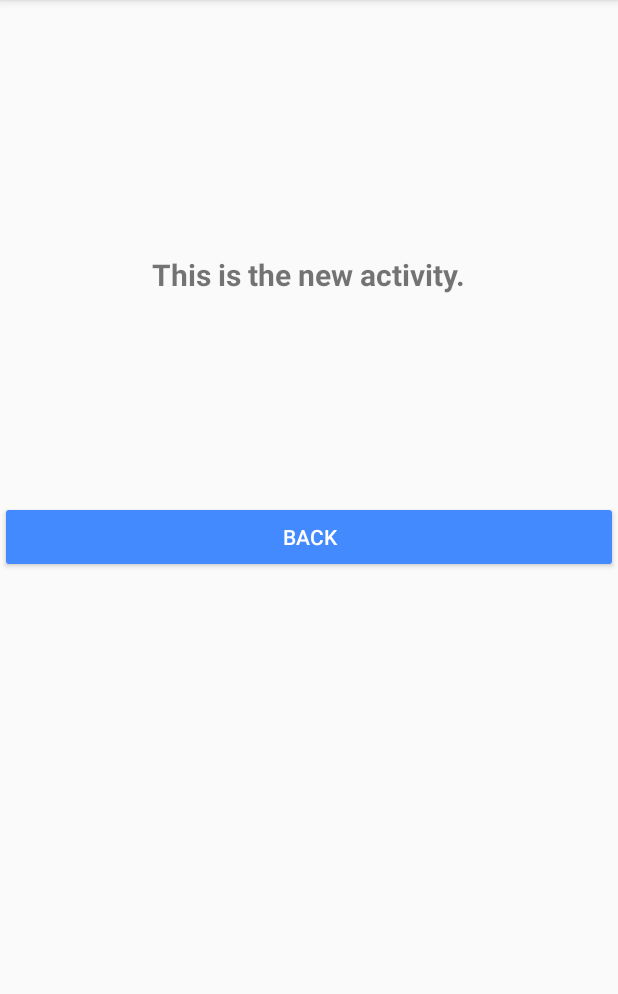
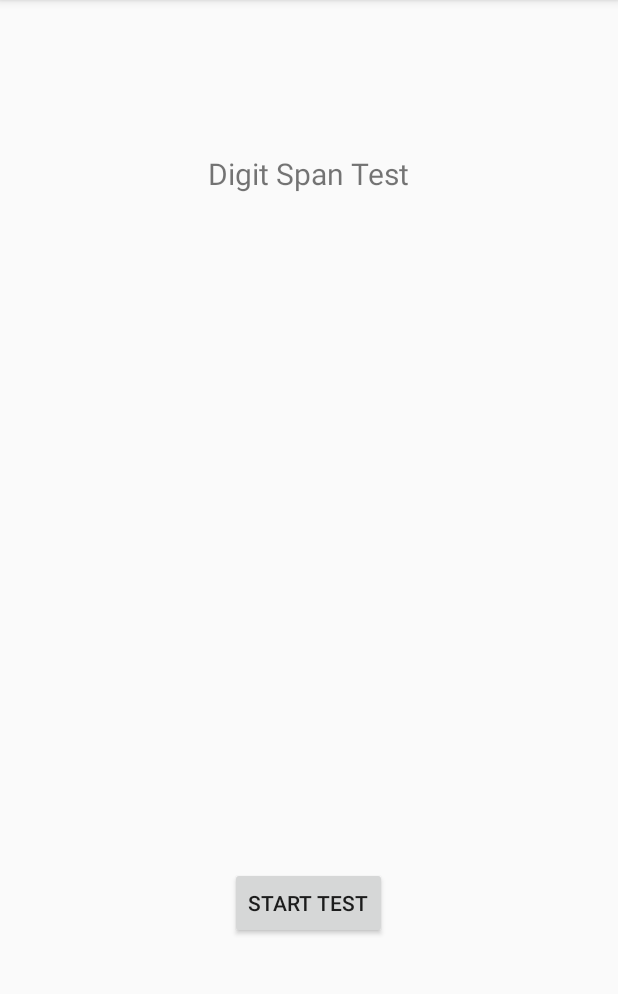
Before and after one commit to henrykaw/personalData, an Android app: the DigitSpanActivity screen opened directly, with no data from a screen before it, on a phone screen of 412 x 824 dp, the part 84-1078 px from its top. Run offline under Robolectric (Android 15) with nearby library versions, the phone set to English and light mode, and no system bars.

Commit message:
Stroop and digit working

```diff
--- a/app/src/main/java/com/student/sjh/datacog/MainActivity.java
+++ b/app/src/main/java/com/student/sjh/datacog/MainActivity.java
@@ -14,7 +14,7 @@ public class MainActivity extends AppCompatActivity {
     }
 
     public void startPressed(View v){
-        Intent mainIntent = new Intent(v.getContext(), Stroop.class);
+        Intent mainIntent = new Intent(v.getContext(), DigitSpanActivity.class);
         startActivityForResult(mainIntent, 0);
     }
 }
--- a/app/src/main/res/layout/activity_digit_span.xml
+++ b/app/src/main/res/layout/activity_digit_span.xml
@@ -6,26 +6,48 @@
     android:layout_height="match_parent"
     tools:context="com.student.sjh.datacog.DigitSpanActivity">
 
-    <TextView
-        android:id="@+id/textView"
+    <Button
+        android:id="@+id/startButton"
         android:layout_width="wrap_content"
         android:layout_height="wrap_content"
-        android:text="@string/digit_test"
+        android:layout_alignParentBottom="true"
+        android:layout_centerHorizontal="true"
+        android:layout_marginBottom="142dp"
+        android:onClick="startButtonPressed"
+        android:text="Start test" />
+
+
+    <TextView
+        android:id="@+id/textTitle"
+        android:layout_width="wrap_content"
+        android:layout_height="wrap_content"
         android:textSize="20sp"
-        android:textStyle="bold"
+        android:text="Digit Span Test"
         android:layout_alignParentTop="true"
         android:layout_centerHorizontal="true"
-        android:layout_marginTop="169dp" />
+        android:textAlignment="center"
+        android:layout_marginTop="102dp" />
 
-    <Button
-        android:id="@+id/button2"
-        android:layout_width="match_parent"
+    <EditText
+        android:id="@+id/answerText"
+        android:layout_width="fill_parent"
         android:layout_height="wrap_content"
-        android:layout_below="@+id/textView"
+        android:inputType="phone"
+        android:visibility="gone"
         android:layout_centerHorizontal="true"
-        android:layout_marginTop="137dp"
-        android:text="@string/b_back"
-        style="@style/Widget.AppCompat.Button.Colored"
-        android:theme="@style/ButtonStart"
-        android:onClick="backPressed"/>
+        android:layout_alignTop="@+id/textTitle"
+        android:layout_marginTop="84dp"
+        android:textAlignment="center"
+        android:layout_alignParentStart="true" />
+
+    <TextView
+        android:id="@+id/textNumbers"
+        android:layout_width="fill_parent"
+        android:layout_height="wrap_content"
+        android:textSize="30sp"
+        android:layout_alignTop="@+id/textTitle"
+        android:layout_centerHorizontal="true"
+        android:textAlignment="center"
+        android:layout_marginTop="84dp" />
+
 </RelativeLayout>
```
Also changed, not shown: app/src/main/java/com/student/sjh/datacog/DigitSpanActivity.java (+136 -4 lines), app/src/main/java/com/student/sjh/datacog/Stroop.java (+9 -5 lines).
